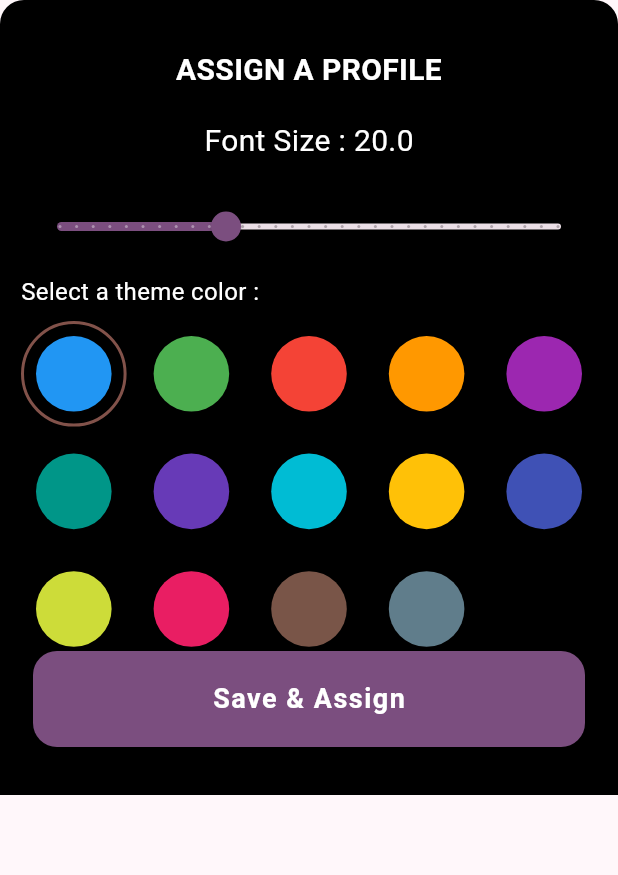
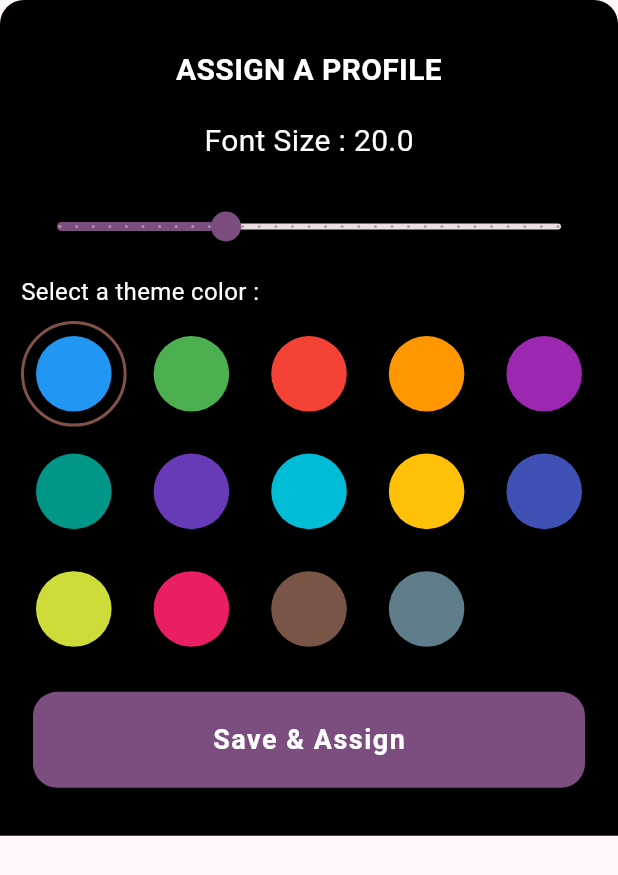
Before and after one commit to rajarshi-ch/foyer_demo, a Flutter app: the AddProfileDialog widget shown alone on an empty page, opened directly, on a phone screen of 412 x 824 dp. Shown: the top 875 px of the screen. Run offline on Flutter 3.47's test engine with Material 2 defaults, Android fonts, the phone set to English and light mode, and no system bars; our stand-ins replace dartz, equatable, flutter_bloc, get_it, injectable, sqflite; accounts and stored records are empty.

Commit message:
Adaptive height fix for color pickers

```diff
--- a/lib/features/profiles/presentation/ui/add_profile_dialog.dart
+++ b/lib/features/profiles/presentation/ui/add_profile_dialog.dart
@@ -123,7 +123,7 @@ class _AddProfileDialogState extends State<AddProfileDialog> {
               ),
               const SizedBox(height: 8),
               SizedBox(
-                height: 220,
+                height: MediaQuery.of(context).size.height * 0.3,
                 child: GridView.builder(
                   itemCount: colorList.length,
                   physics: NeverScrollableScrollPhysics(),
```
